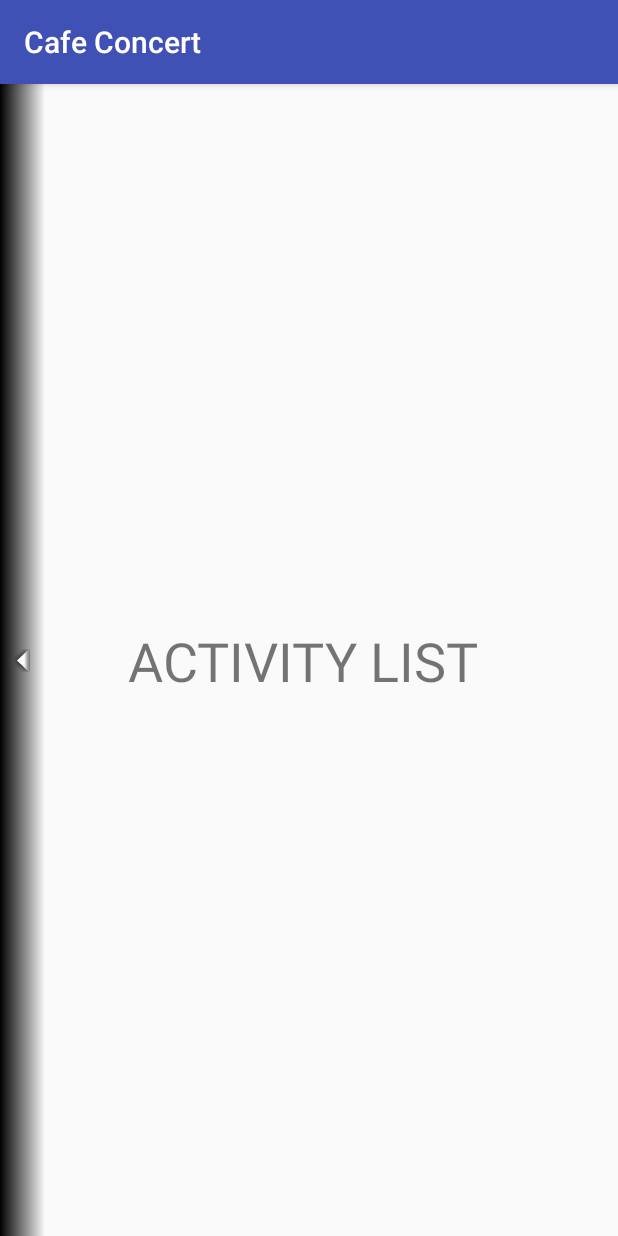
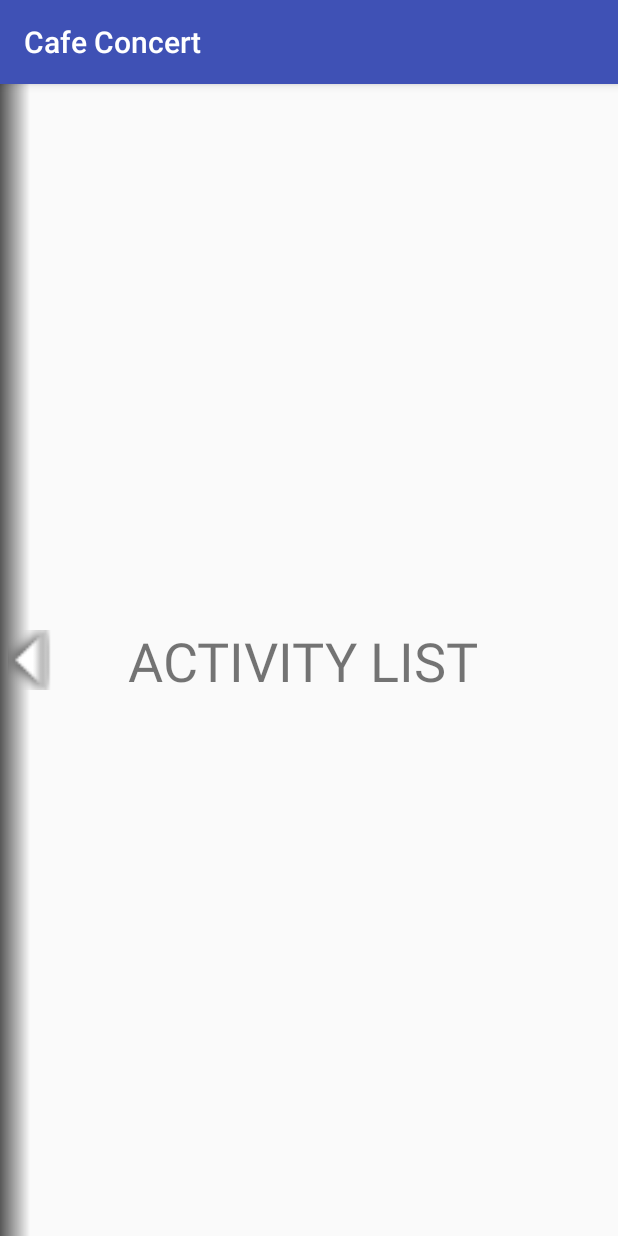
Before and after one commit to WildCodeSchool/toulouse-0918-java-cafeconcert, an Android app: the screen it shows after launch (ListActivity before the commit, BarListActivity after it), on a phone screen of 412 x 824 dp. Run offline under Robolectric (Android 15) with nearby library versions, the phone set to English and light mode, and no system bars.

Commit message:
Swipe between list and map

```diff
--- a/app/src/main/AndroidManifest.xml
+++ b/app/src/main/AndroidManifest.xml
@@ -44,11 +44,10 @@
                 <category android:name="android.intent.category.LAUNCHER" />
             </intent-filter>
         </activity>
-        <activity android:name=".Adapter" />
-        <activity android:name=".ListActivity">
+
+        <activity android:name=".BarListActivity">
             <intent-filter>
                 <action android:name="android.intent.action.MAIN" />
-
                 <category android:name="android.intent.category.LAUNCHER" />
             </intent-filter>
         </activity>
--- a/app/src/main/java/fr/wildcodeschool/cafeconcert/ListActivity.java
+++ b/app/src/main/java/fr/wildcodeschool/cafeconcert/BarListActivity.java
@@ -6,16 +6,33 @@ import android.support.v7.app.AppCompatActivity;
 import android.os.Bundle;
 import android.view.GestureDetector;
 import android.view.MotionEvent;
+import android.view.View;
+import android.widget.ImageView;
 
-public class ListActivity extends AppCompatActivity {
+public class BarListActivity extends AppCompatActivity {
 
     private GestureDetectorCompat gestureObject;
     @Override
     protected void onCreate(Bundle savedInstanceState) {
         super.onCreate(savedInstanceState);
-        setContentView(R.layout.activity_list);
-        gestureObject = new GestureDetectorCompat(this, new ListActivity.LearnGesture());
+        setContentView(R.layout.activity_bar_list);
+        gestureObject = new GestureDetectorCompat(this, new BarListActivity.LearnGesture());
+        final ImageView goToMap = findViewById(R.id.goToMap);
+
+        goToMap.setOnTouchListener(new View.OnTouchListener(){
+            @Override
+            public boolean onTouch(View v, MotionEvent event) {
+                if(event.getAction() == MotionEvent.ACTION_UP){
+
+                    Intent goToMap = new Intent(BarListActivity.this, MapsActivity.class);
+                    startActivity(goToMap);
+                    return true;
+                }
+                return false;
+            }
+        });
     }
+
 
     @Override
     public boolean onTouchEvent(MotionEvent event){
@@ -31,7 +48,7 @@ public class ListActivity extends AppCompatActivity {
         public boolean onFling(MotionEvent event1, MotionEvent event2, float velocityX, float velocityY){
             if(event2.getX()>event1.getX() && (Math.abs(event2.getY()-event1.getY())<150)){
 
-                Intent intent = new Intent(ListActivity.this, MapsActivity.class);
+                Intent intent = new Intent(BarListActivity.this, MapsActivity.class);
                 startActivity(intent);
                 //swipe gauche à droite
 
--- a/app/src/main/res/drawable/swipe_map.xml
+++ b/app/src/main/res/drawable/swipe_map.xml
@@ -3,7 +3,8 @@
 
     <gradient
         android:angle="0"
-        android:endColor="#000000"
+        android:endColor="#a6000000"
+        android:centerColor="#00000000"
         android:startColor="#00000000"
         android:type="linear" />
 
--- a/app/src/main/res/layout/activity_list.xml
+++ b/app/src/main/res/layout/activity_bar_list.xml
@@ -4,7 +4,7 @@
     xmlns:tools="http://schemas.android.com/tools"
     android:layout_width="match_parent"
     android:layout_height="match_parent"
-    tools:context=".ListActivity">
+    tools:context=".BarListActivity">
 
     <TextView
         android:id="@+id/textView"
@@ -25,12 +25,9 @@
 
     <ImageView
         android:id="@+id/goToMap"
-        android:layout_width="30dp"
+        android:layout_width="40dp"
         android:layout_height="0dp"
-        android:layout_marginBottom="0dp"
-        android:layout_marginLeft="0dp"
-        android:layout_marginStart="0dp"
-        android:layout_marginTop="0dp"
+        android:clickable="true"
         android:rotation="180"
         app:layout_constraintBottom_toBottomOf="parent"
         app:layout_constraintStart_toStartOf="parent"
@@ -39,14 +36,8 @@
 
     <ImageView
         android:id="@+id/arrowGoToMap"
-        android:layout_width="wrap_content"
-        android:layout_height="wrap_content"
-        android:layout_marginBottom="8dp"
-        android:layout_marginEnd="8dp"
-        android:layout_marginLeft="8dp"
-        android:layout_marginRight="8dp"
-        android:layout_marginStart="8dp"
-        android:layout_marginTop="8dp"
+        android:layout_width="0dp"
+        android:layout_height="0dp"
         android:rotation="270"
         app:layout_constraintBottom_toBottomOf="parent"
         app:layout_constraintEnd_toEndOf="@+id/goToMap"
```
Also changed, not shown: app/src/main/java/fr/wildcodeschool/cafeconcert/MapsActivity.java (+11 -26 lines), app/src/main/res/layout/activity_maps.xml (+2 -6 lines).
